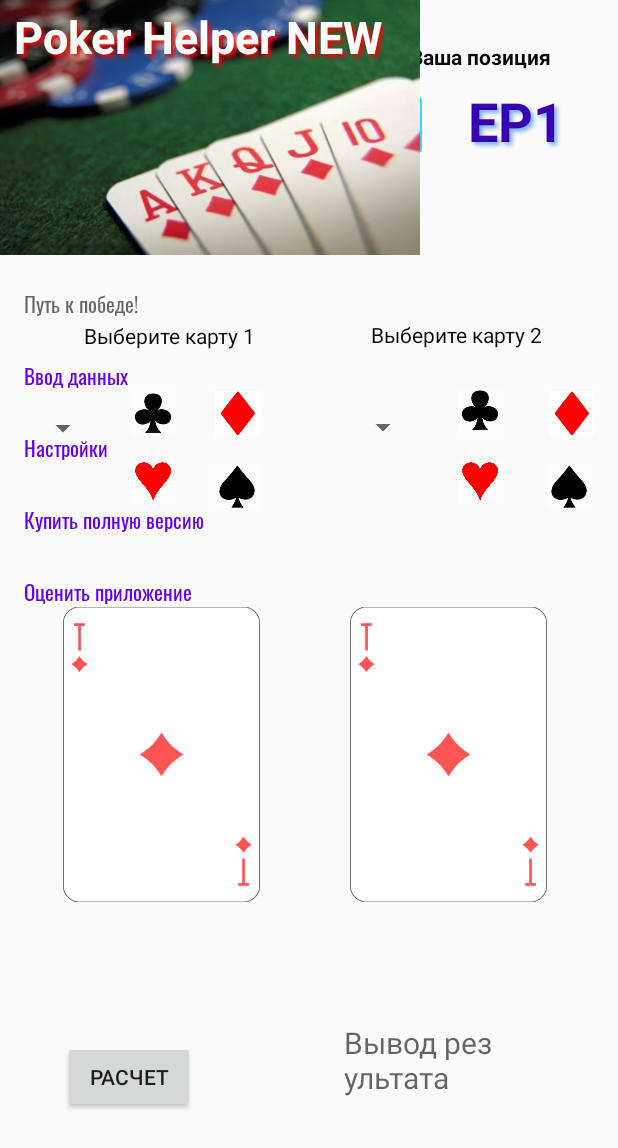
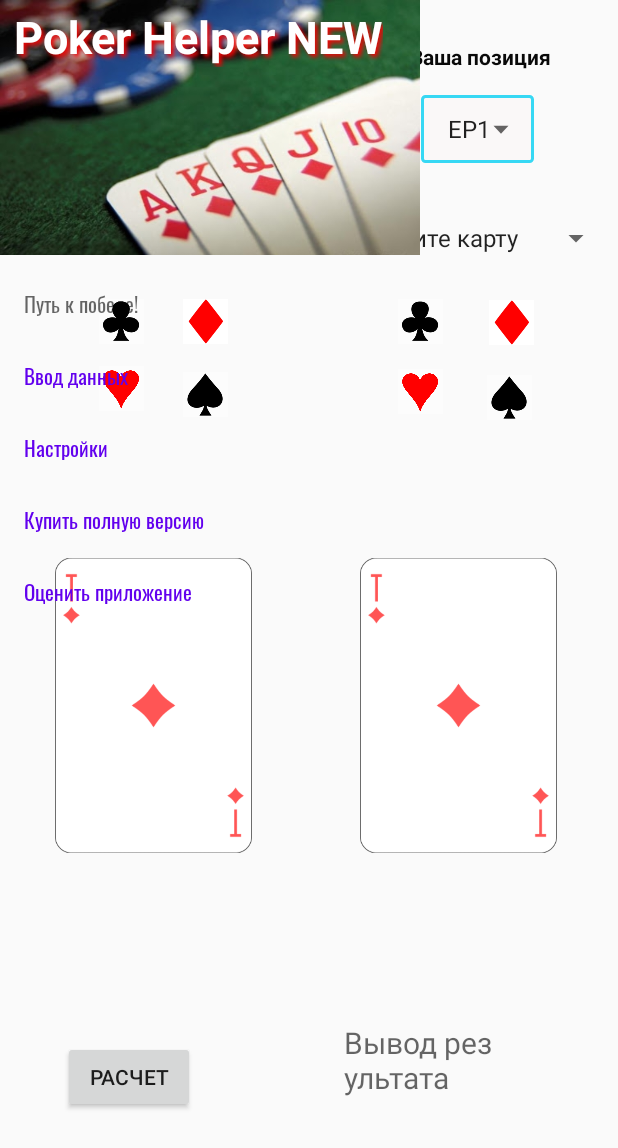
Before and after one commit to vovan55/poker_helper, an Android app: the screen it shows after launch (MainActivity), on a phone screen of 412 x 824 dp. Shown: the top 1148 px of the screen. Run offline under Robolectric (Android 15) with nearby library versions, the phone set to English and light mode, and no system bars; plain views replace FlowingDrawer, FlowingMenuLayout.

Commit message:
Как ты считаешь? какой спинер лучше выбрать?

```diff
--- a/app/src/main/java/com/pokerhelper/thebest/MainActivity.java
+++ b/app/src/main/java/com/pokerhelper/thebest/MainActivity.java
@@ -15,13 +15,15 @@ import android.widget.TextView;
 import android.widget.Toast;
 
 public class MainActivity extends AppCompatActivity implements NavItemSelectedListener{
-    TextView textCard1, textCard2, tvEnterBB, tvEnterPos;
+    TextView textCard1, textCard2;
+    String suit, suit_2;
     String[] card1 = {"2", "3", "4", "5", "6", "7", "8", "9", "T", "J", "Q", "K", "A"};
     String[] card2 = {"2", "3", "4", "5", "6", "7", "8", "9", "T", "J", "Q", "K", "A"};
     String[] big_blinds = {"1", "2", "3", "4", "5", "6", "7", "8", "9", "10", "11", "12", "13", "14", "15", "16", "17", "18", "19", "20"};
     String[] position = {"EP1", "EP2", "EP3", "MP1", "MP2", "HJ", "CO", "BTN", "SB"};
-    Spinner spBB, spPos, spCard1, spCard2;
-    ImageView tvCard1, tvCard2, iBtnClubs;
+    Spinner spBB, spPos, spCard_1, spCard_2;
+    ImageView tvCard1, tvCard2;
+    private ImageButton iBtnHearts, iBtnDiamonds, iBtnSpades, iBtnClubs, iBtnHearts2, iBtnDiamonds2, iBtnSpades2, iBtnClubs2;
 
     @Override
     protected void onCreate(Bundle savedInstanceState) {
@@ -61,7 +63,7 @@ public class MainActivity extends AppCompatActivity implements NavItemSelectedLi
 
                 // Получаем выбранный объект
                 String item = (String) parent.getItemAtPosition(position);
-                tvEnterPos.setText(item);
+                //tvEnterPos.setText(item);
             }
 
             @Override
@@ -76,59 +78,98 @@ public class MainActivity extends AppCompatActivity implements NavItemSelectedLi
     {   spBB = (Spinner) findViewById(R.id.spBB);
         spPos = (Spinner) findViewById(R.id.spPos);
         //tvEnterBB = findViewById(R.id.tvEnterBB);
-        tvEnterPos = findViewById(R.id.tvEnterPos);
-        textCard1 = findViewById(R.id.textCard1);
-        textCard2 = findViewById(R.id.textCard2);
-        ImageButton iBtnHearts = findViewById(R.id.iBtnHearts);
-        ImageButton iBtnDiamonds = findViewById(R.id.iBtnDiamonds);
+        //tvEnterPos = findViewById(R.id.tvEnterPos);
+        spCard_1 = findViewById(R.id.spCard_1);
+        spCard_2 = findViewById(R.id.spCard_2);
+        iBtnHearts = findViewById(R.id.iBtnHearts);
+        iBtnDiamonds = findViewById(R.id.iBtnDiamonds);
         iBtnClubs = findViewById(R.id.iBtnClubs);
-        ImageButton iBtnSpades = findViewById(R.id.iBtnSpades);
-        ImageButton iBtnHearts2 = findViewById(R.id.iBtnHearts2);
-        ImageButton iBtnDiamonds2 = findViewById(R.id.iBtnDiamonds2);
-        ImageButton iBtnClubs2 = findViewById(R.id.iBtnClubs2);
-        ImageButton iBtnSpades2 = findViewById(R.id.iBtnSpades2);
+        iBtnSpades = findViewById(R.id.iBtnSpades);
+        iBtnHearts2 = findViewById(R.id.iBtnHearts2);
+        iBtnDiamonds2 = findViewById(R.id.iBtnDiamonds2);
+        iBtnClubs2 = findViewById(R.id.iBtnClubs2);
+        iBtnSpades2 = findViewById(R.id.iBtnSpades2);
         ImageView tvCard1 = findViewById(R.id.tvCard1);
         ImageView tvCard2 = findViewById(R.id.tvCard2);
         Button btnCalc = findViewById(R.id.btnCalc);
         TextView tvResult = findViewById(R.id.tvResult);
         spBB = (Spinner) findViewById(R.id.spBB);
         spPos = findViewById(R.id.spPos);
-        spCard1 = findViewById(R.id.spCard1);
-        spCard2 = findViewById(R.id.spCard2);
+
     }
 
 
     public void onClickClubs(View view)
     {
-        Toast.makeText(this, "Зачем ты это нажал трефи?", Toast.LENGTH_SHORT).show();
+        suit = "clubs";
+        iBtnClubs.setAlpha(1.0f);
+        iBtnDiamonds.setAlpha(0.5f);
+        iBtnHearts.setAlpha(0.5f);
+        iBtnSpades.setAlpha(0.5f);
+        //Toast.makeText(this, "Зачем ты это нажал трефи?", Toast.LENGTH_SHORT).show();
     }
     public void onClickHearts(View view)
     {
-        Toast.makeText(this, "Зачем ты это нажал черви?", Toast.LENGTH_SHORT).show();
+        suit = "hearts";
+        iBtnClubs.setAlpha(0.5f);
+        iBtnDiamonds.setAlpha(0.5f);
+        iBtnHearts.setAlpha(1.0f);
+        iBtnSpades.setAlpha(0.5f);
+        //Toast.makeText(this, "Зачем ты это нажал черви?", Toast.LENGTH_SHORT).show();
     }
     public void onClickDiamonds(View view)
     {
-        Toast.makeText(this, "Зачем ты это нажал бубны?", Toast.LENGTH_SHORT).show();
+        suit = "diamonds";
+        iBtnClubs.setAlpha(0.5f);
+        iBtnDiamonds.setAlpha(1.0f);
+        iBtnHearts.setAlpha(0.5f);
+        iBtnSpades.setAlpha(0.5f);
+        //Toast.makeText(this, "Зачем ты это нажал бубны?", Toast.LENGTH_SHORT).show();
     }
     public void onClickSpades(View view)
     {
-        Toast.makeText(this, "Зачем ты это нажал пики?", Toast.LENGTH_SHORT).show();
+        suit = "spades";
+        iBtnClubs.setAlpha(0.5f);
+        iBtnDiamonds.setAlpha(0.5f);
+        iBtnHearts.setAlpha(0.5f);
+        iBtnSpades.setAlpha(1.0f);
+        //Toast.makeText(this, "Зачем ты это нажал пики?", Toast.LENGTH_SHORT).show();
     }
     public void onClickClubs2(View view)
     {
-        Toast.makeText(this, "Зачем ты это нажал трефи?", Toast.LENGTH_SHORT).show();
+        suit_2 = "clubs2";
+        iBtnClubs2.setAlpha(1.0f);
+        iBtnDiamonds2.setAlpha(0.5f);
+        iBtnHearts2.setAlpha(0.5f);
+        iBtnSpades2.setAlpha(0.5f);
+        //Toast.makeText(this, "Зачем ты это нажал трефи?", Toast.LENGTH_SHORT).show();
     }
     public void onClickHearts2(View view)
     {
-        Toast.makeText(this, "Зачем ты это нажал черви?", Toast.LENGTH_SHORT).show();
+        suit_2 = "hearts2";
+        iBtnClubs2.setAlpha(0.5f);
+        iBtnDiamonds2.setAlpha(0.5f);
+        iBtnHearts2.setAlpha(1.0f);
+        iBtnSpades2.setAlpha(0.5f);
+        //Toast.makeText(this, "Зачем ты это нажал черви?", Toast.LENGTH_SHORT).show();
     }
     public void onClickDiamonds2(View view)
     {
-        Toast.makeText(this, "Зачем ты это нажал бубны?", Toast.LENGTH_SHORT).show();
+        suit_2 = "diamonds2";
+        iBtnClubs2.setAlpha(0.5f);
+        iBtnDiamonds2.setAlpha(1.0f);
+        iBtnHearts2.setAlpha(0.5f);
+        iBtnSpades2.setAlpha(0.5f);
+        //Toast.makeText(this, "Зачем ты это нажал бубны?", Toast.LENGTH_SHORT).show();
     }
     public void onClickSpades2(View view)
     {
-        Toast.makeText(this, "Зачем ты это нажал пики?", Toast.LENGTH_SHORT).show();
+        suit_2 = "spades2";
+        iBtnClubs2.setAlpha(0.5f);
+        iBtnDiamonds2.setAlpha(0.5f);
+        iBtnHearts2.setAlpha(0.5f);
+        iBtnSpades2.setAlpha(1.0f);
+        //Toast.makeText(this, "Зачем ты это нажал пики?", Toast.LENGTH_SHORT).show();
     }
 
 
--- a/app/src/main/res/layout/main_content.xml
+++ b/app/src/main/res/layout/main_content.xml
@@ -5,6 +5,65 @@
     android:layout_width="match_parent"
     android:layout_height="match_parent"
     android:onClick="onClickCalc">
+
+    <Spinner
+        android:id="@+id/spPos"
+        android:layout_width="75dp"
+        android:layout_height="45dp"
+        android:background="@drawable/spinner_background"
+        android:entries="@array/big_blinds"
+        android:spinnerMode="dropdown"
+        app:layout_constraintBottom_toBottomOf="parent"
+        app:layout_constraintEnd_toEndOf="parent"
+        app:layout_constraintHorizontal_bias="0.833"
+        app:layout_constraintStart_toStartOf="parent"
+        app:layout_constraintTop_toTopOf="parent"
+        app:layout_constraintVertical_bias="0.081" />
+
+    <ImageButton
+        android:id="@+id/iBtnClubs2"
+        android:layout_width="30dp"
+        android:layout_height="30dp"
+        android:background="@android:drawable/screen_background_light_transparent"
+        android:onClick="onClickClubs2"
+        android:scaleType="centerInside"
+        app:layout_constraintBottom_toBottomOf="parent"
+        app:layout_constraintEnd_toEndOf="parent"
+        app:layout_constraintHorizontal_bias="0.695"
+        app:layout_constraintStart_toStartOf="parent"
+        app:layout_constraintTop_toTopOf="parent"
+        app:layout_constraintVertical_bias="0.251"
+        app:srcCompat="@drawable/clubs" />
+
+    <ImageButton
+        android:id="@+id/iBtnSpades2"
+        android:layout_width="30dp"
+        android:layout_height="30dp"
+        android:background="@android:drawable/screen_background_light_transparent"
+        android:onClick="onClickSpades2"
+        android:scaleType="centerInside"
+        app:layout_constraintBottom_toBottomOf="parent"
+        app:layout_constraintEnd_toEndOf="parent"
+        app:layout_constraintHorizontal_bias="0.85"
+        app:layout_constraintStart_toStartOf="parent"
+        app:layout_constraintTop_toTopOf="parent"
+        app:layout_constraintVertical_bias="0.315"
+        app:srcCompat="@drawable/spades" />
+
+    <ImageButton
+        android:id="@+id/iBtnDiamonds2"
+        android:layout_width="30dp"
+        android:layout_height="30dp"
+        android:background="@android:drawable/screen_background_light_transparent"
+        android:onClick="onClickDiamonds2"
+        android:scaleType="centerInside"
+        app:layout_constraintBottom_toBottomOf="parent"
+        app:layout_constraintEnd_toEndOf="parent"
+        app:layout_constraintHorizontal_bias="0.853"
+        app:layout_constraintStart_toStartOf="parent"
+        app:layout_constraintTop_toTopOf="parent"
+        app:layout_constraintVertical_bias="0.252"
+        app:srcCompat="@drawable/diamond" />
 
     <ImageButton
         android:id="@+id/iBtnHearts2"
@@ -15,109 +74,26 @@
         android:scaleType="centerInside"
         app:layout_constraintBottom_toBottomOf="parent"
         app:layout_constraintEnd_toEndOf="parent"
-        app:layout_constraintHorizontal_bias="0.8"
+        app:layout_constraintHorizontal_bias="0.695"
         app:layout_constraintStart_toStartOf="parent"
         app:layout_constraintTop_toBottomOf="@+id/iBtnClubs2"
-        app:layout_constraintVertical_bias="0.033"
+        app:layout_constraintVertical_bias="0.03"
         app:srcCompat="@drawable/hearts" />
-
-    <ImageButton
-        android:id="@+id/iBtnDiamonds2"
-        android:layout_width="30dp"
-        android:layout_height="30dp"
-        android:background="@android:drawable/screen_background_light_transparent"
-        android:onClick="onClickDiamonds2"
-        android:scaleType="centerInside"
-        app:layout_constraintBottom_toBottomOf="parent"
-        app:layout_constraintEnd_toEndOf="parent"
-        app:layout_constraintHorizontal_bias="0.958"
-        app:layout_constraintStart_toStartOf="parent"
-        app:layout_constraintTop_toTopOf="parent"
-        app:layout_constraintVertical_bias="0.328"
-        app:srcCompat="@drawable/diamond" />
-
-    <ImageButton
-        android:id="@+id/iBtnSpades2"
-        android:layout_width="30dp"
-        android:layout_height="30dp"
-        android:background="@android:drawable/screen_background_light_transparent"
-        android:onClick="onClickSpades2"
-        android:scaleType="centerInside"
-        app:layout_constraintBottom_toBottomOf="parent"
-        app:layout_constraintEnd_toEndOf="parent"
-        app:layout_constraintHorizontal_bias="0.955"
-        app:layout_constraintStart_toStartOf="parent"
-        app:layout_constraintTop_toTopOf="parent"
-        app:layout_constraintVertical_bias="0.39"
-        app:srcCompat="@drawable/spades" />
-
-    <ImageButton
-        android:id="@+id/iBtnClubs2"
-        android:layout_width="30dp"
-        android:layout_height="30dp"
-        android:background="@android:drawable/screen_background_light_transparent"
-        android:onClick="onClickClubs2"
-        android:scaleType="centerInside"
-        app:layout_constraintBottom_toBottomOf="parent"
-        app:layout_constraintEnd_toEndOf="parent"
-        app:layout_constraintHorizontal_bias="0.8"
-        app:layout_constraintStart_toStartOf="parent"
-        app:layout_constraintTop_toTopOf="parent"
-        app:layout_constraintVertical_bias="0.326"
-        app:srcCompat="@drawable/clubs" />
-
-    <ImageButton
-        android:id="@+id/iBtnSpades"
-        android:layout_width="30dp"
-        android:layout_height="30dp"
-        android:background="@android:drawable/screen_background_light_transparent"
-        android:onClick="onClickSpades"
-        android:scaleType="centerInside"
-        app:layout_constraintBottom_toBottomOf="parent"
-        app:layout_constraintEnd_toEndOf="parent"
-        app:layout_constraintHorizontal_bias="0.375"
-        app:layout_constraintStart_toStartOf="parent"
-        app:layout_constraintTop_toTopOf="parent"
-        app:layout_constraintVertical_bias="0.39"
-        app:srcCompat="@drawable/spades" />
-
-    <Spinner
-        android:id="@+id/spCard2"
-        android:layout_width="50dp"
-        android:layout_height="50dp"
-        android:entries="@array/card_2"
-        android:spinnerMode="dropdown"
-        app:layout_constraintBottom_toBottomOf="parent"
-        app:layout_constraintEnd_toEndOf="parent"
-        app:layout_constraintHorizontal_bias="0.634"
-        app:layout_constraintStart_toStartOf="parent"
-        app:layout_constraintTop_toTopOf="parent"
-        app:layout_constraintVertical_bias="0.336" />
-
-    <Spinner
-        android:id="@+id/spCard1"
-        android:layout_width="50dp"
-        android:layout_height="50dp"
-        android:entries="@array/card_1"
-        android:spinnerMode="dropdown"
-        app:layout_constraintBottom_toBottomOf="parent"
-        app:layout_constraintEnd_toEndOf="parent"
-        app:layout_constraintHorizontal_bias="0.044"
-        app:layout_constraintStart_toStartOf="parent"
-        app:layout_constraintTop_toTopOf="parent"
-        app:layout_constraintVertical_bias="0.337" />
 
     <Spinner
         android:id="@+id/spBB"
         android:layout_width="75dp"
         android:layout_height="45dp"
         android:layout_marginStart="72dp"
-        android:layout_marginTop="56dp"
         android:background="@drawable/spinner_background"
         android:entries="@array/big_blinds"
         android:spinnerMode="dropdown"
+        app:layout_constraintBottom_toBottomOf="parent"
+        app:layout_constraintEnd_toStartOf="@+id/spPos"
+        app:layout_constraintHorizontal_bias="0.037"
         app:layout_constraintStart_toStartOf="parent"
-        app:layout_constraintTop_toTopOf="parent" />
+        app:layout_constraintTop_toTopOf="parent"
+        app:layout_constraintVertical_bias="0.081" />
 
     <TextView
         android:id="@+id/tvResult"
@@ -162,33 +138,6 @@
         app:layout_constraintTop_toTopOf="parent"
         app:layout_constraintVertical_bias="0.035" />
 
-    <TextView
-        android:id="@+id/textCard1"
-        android:layout_width="120dp"
-        android:layout_height="wrap_content"
-        android:layout_marginStart="56dp"
-        android:text="@string/enter_card_1"
-        android:textColor="#090909"
-        app:layout_constraintBottom_toBottomOf="parent"
-        app:layout_constraintEnd_toStartOf="@+id/textCard2"
-        app:layout_constraintHorizontal_bias="0.0"
-        app:layout_constraintStart_toStartOf="parent"
-        app:layout_constraintTop_toTopOf="parent"
-        app:layout_constraintVertical_bias="0.266" />
-
-    <TextView
-        android:id="@+id/textCard2"
-        android:layout_width="120dp"
-        android:layout_height="wrap_content"
-        android:text="@string/enter_card_2"
-        android:textColor="#090909"
-        app:layout_constraintBottom_toBottomOf="parent"
-        app:layout_constraintEnd_toEndOf="parent"
-        app:layout_constraintHorizontal_bias="0.848"
-        app:layout_constraintStart_toStartOf="parent"
-        app:layout_constraintTop_toTopOf="parent"
-        app:layout_constraintVertical_bias="0.265" />
-
     <ImageButton
         android:id="@+id/iBtnClubs"
         android:layout_width="30dp"
@@ -198,10 +147,10 @@
         android:scaleType="centerInside"
         app:layout_constraintBottom_toBottomOf="parent"
         app:layout_constraintEnd_toEndOf="parent"
-        app:layout_constraintHorizontal_bias="0.228"
+        app:layout_constraintHorizontal_bias="0.173"
         app:layout_constraintStart_toStartOf="parent"
         app:layout_constraintTop_toTopOf="parent"
-        app:layout_constraintVertical_bias="0.328"
+        app:layout_constraintVertical_bias="0.251"
         app:srcCompat="@drawable/clubs" />
 
     <ImageButton
@@ -213,10 +162,10 @@
         android:scaleType="centerInside"
         app:layout_constraintBottom_toBottomOf="parent"
         app:layout_constraintEnd_toEndOf="parent"
-        app:layout_constraintHorizontal_bias="0.375"
+        app:layout_constraintHorizontal_bias="0.32"
         app:layout_constraintStart_toStartOf="parent"
         app:layout_constraintTop_toTopOf="parent"
-        app:layout_constraintVertical_bias="0.328"
+        app:layout_constraintVertical_bias="0.251"
         app:srcCompat="@drawable/diamond" />
 
     <ImageButton
@@ -229,36 +178,51 @@
         android:scaleType="centerInside"
         app:layout_constraintBottom_toBottomOf="parent"
         app:layout_constraintEnd_toEndOf="parent"
-        app:layout_constraintHorizontal_bias="0.228"
+        app:layout_constraintHorizontal_bias="0.173"
         app:layout_constraintStart_toStartOf="parent"
         app:layout_constraintTop_toBottomOf="@+id/iBtnClubs"
-        app:layout_constraintVertical_bias="0.013"
+        app:layout_constraintVertical_bias="0.012"
         app:srcCompat="@drawable/hearts" />
+
+    <ImageButton
+        android:id="@+id/iBtnSpades"
+        android:layout_width="30dp"
+        android:layout_height="30dp"
+        android:background="@android:drawable/screen_background_light_transparent"
+        android:onClick="onClickSpades"
+        android:scaleType="centerInside"
+        app:layout_constraintBottom_toBottomOf="parent"
+        app:layout_constraintEnd_toEndOf="parent"
+        app:layout_constraintHorizontal_bias="0.32"
+        app:layout_constraintStart_toStartOf="parent"
+        app:layout_constraintTop_toTopOf="parent"
+        app:layout_constraintVertical_bias="0.312"
+        app:srcCompat="@drawable/spades" />
 
     <ImageView
         android:id="@+id/tvCard1"
         android:layout_width="131dp"
         android:layout_height="210dp"
-        android:layout_marginStart="16dp"
+        android:layout_marginStart="32dp"
         app:layout_constraintBottom_toBottomOf="parent"
         app:layout_constraintEnd_toEndOf="parent"
-        app:layout_constraintHorizontal_bias="0.098"
+        app:layout_constraintHorizontal_bias="0.018"
         app:layout_constraintStart_toStartOf="parent"
         app:layout_constraintTop_toTopOf="parent"
-        app:layout_constraintVertical_bias="0.648"
+        app:layout_constraintVertical_bias="0.595"
         app:srcCompat="@drawable/ace_of_diamonds" />
 
     <ImageView
         android:id="@+id/tvCard2"
         android:layout_width="131dp"
         android:layout_height="210dp"
-        android:layout_marginEnd="16dp"
+        android:layout_marginEnd="32dp"
         app:layout_constraintBottom_toBottomOf="parent"
         app:layout_constraintEnd_toEndOf="parent"
-        app:layout_constraintHorizontal_bias="0.882"
+        app:layout_constraintHorizontal_bias="0.965"
         app:layout_constraintStart_toStartOf="parent"
         app:layout_constraintTop_toTopOf="parent"
-        app:layout_constraintVertical_bias="0.648"
+        app:layout_constraintVertical_bias="0.595"
         app:srcCompat="@drawable/ace_of_diamonds" />
 
     <Button
@@ -274,31 +238,28 @@
         app:layout_constraintTop_toTopOf="parent"
         app:layout_constraintVertical_bias="0.894" />
 
-    <TextView
-        android:id="@+id/tvEnterPos"
-        android:layout_width="84dp"
-        android:layout_height="49dp"
-        android:layout_marginTop="56dp"
-        android:layout_marginEnd="16dp"
-        android:shadowColor="#77B2E3"
-        android:shadowDx="3"
-        android:shadowDy="3"
-        android:shadowRadius="3"
-        android:textColor="@color/colorPrimaryDark"
-        android:textSize="36sp"
-        android:textStyle="bold"
+    <Spinner
+        android:id="@+id/spCard_1"
+        android:layout_width="189dp"
+        android:layout_height="25dp"
+        android:entries="@array/card_1"
+        app:layout_constraintBottom_toBottomOf="parent"
         app:layout_constraintEnd_toEndOf="parent"
-        app:layout_constraintTop_toTopOf="parent" />
+        app:layout_constraintHorizontal_bias="0.0"
+        app:layout_constraintStart_toStartOf="parent"
+        app:layout_constraintTop_toTopOf="parent"
+        app:layout_constraintVertical_bias="0.184" />
 
     <Spinner
-        android:id="@+id/spPos"
-        android:layout_width="43dp"
-        android:layout_height="38dp"
-        android:layout_marginTop="64dp"
-        android:background="@drawable/spinner_background"
+        android:id="@+id/spCard_2"
+        android:layout_width="189dp"
+        android:layout_height="wrap_content"
+        android:entries="@array/card_2"
+        app:layout_constraintBottom_toBottomOf="parent"
         app:layout_constraintEnd_toEndOf="parent"
-        app:layout_constraintHorizontal_bias="0.645"
+        app:layout_constraintHorizontal_bias="0.981"
         app:layout_constraintStart_toStartOf="parent"
-        app:layout_constraintTop_toTopOf="parent" />
+        app:layout_constraintTop_toTopOf="parent"
+        app:layout_constraintVertical_bias="0.183" />
 
 </androidx.constraintlayout.widget.ConstraintLayout>
--- a/app/src/main/res/values/array_card_1.xml
+++ b/app/src/main/res/values/array_card_1.xml
@@ -1,6 +1,9 @@
 <?xml version="1.0" encoding="utf-8"?>
     <resources>
         <string-array name="card_1">
+            <item>
+           Выберите карту
+        </item>
         <item>
            2
         </item>
--- a/app/src/main/res/values/array_card_2.xml
+++ b/app/src/main/res/values/array_card_2.xml
@@ -1,6 +1,9 @@
 <?xml version="1.0" encoding="utf-8"?>
 <resources>
     <string-array name="card_2">
+        <item>
+           Выберите карту
+        </item>
         <item>
            2
         </item>
--- a/app/src/main/res/values/strings.xml
+++ b/app/src/main/res/values/strings.xml
@@ -7,8 +7,8 @@
     <string name="settings">Настройки</string>
     <string name="enterBB">Ваш стэк в ББ</string>
     <string name="enter_position">Ваша позиция</string>
-    <string name="enter_card_1">Выберите карту 1</string>
-    <string name="enter_card_2">Выберите карту 2</string>
+    <string name="spCard_1">Выберите карту 1</string>
+    <string name="spCard_2">Выберите карту 2</string>
     <string name="tvResult">Вывод результата</string>
     <string name="way_to_win">Путь к победе!</string>
     <string name="calculate">Расчет</string>
```
